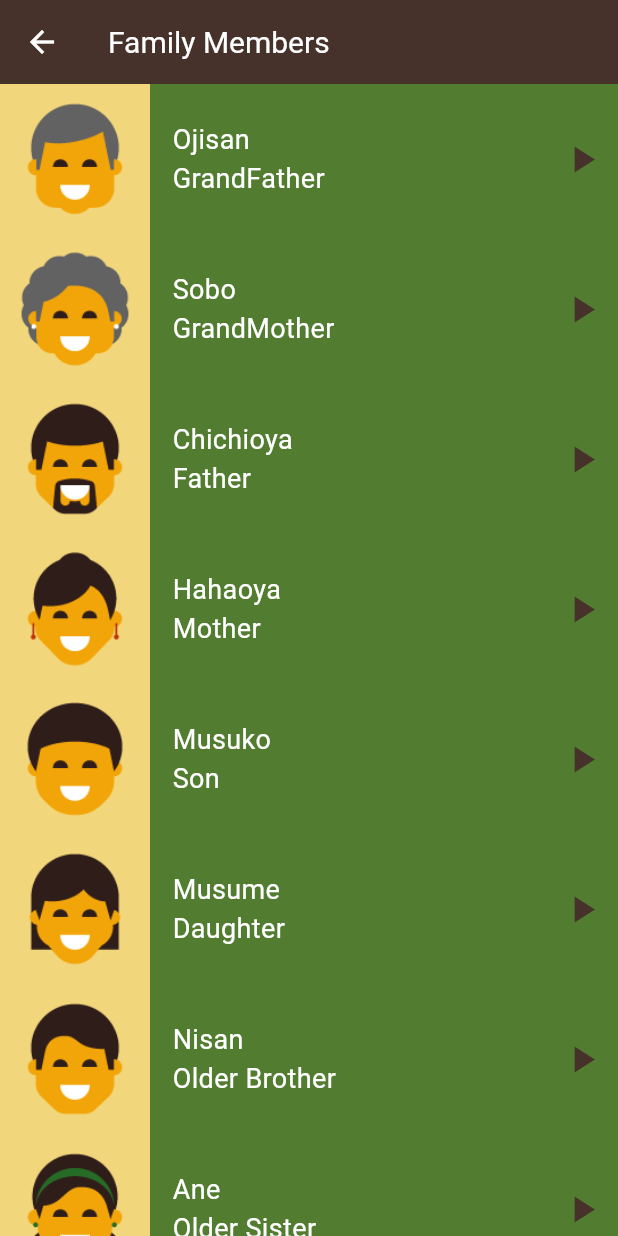
After one commit to Zeina6699/Japaness_Language_Learning_App-toku-, a Flutter app: the FamilyMembersScreen screen opened by its route, after a tap on the "play arrow" icon, on a phone screen of 412 x 824 dp. The commit adds this screen. Run offline on Flutter 3.47's test engine with Material 3 defaults, Android fonts, the phone set to English and light mode, and no system bars; our stand-ins replace audioplayers.

Commit message:
Create Family_Members Screen

```diff
--- /dev/null
+++ b/lib/Models/Family_Model.dart
@@ -0,0 +1,9 @@
+class FamilyModel {
+  final String image;
+  final String title1;
+  final String title2;
+  final String sound;
+
+  FamilyModel({required this.image, required this.title1, required this.title2,required this.sound});
+
+}
--- /dev/null
+++ b/lib/Screens/Family_Members_Screen.dart
@@ -0,0 +1,37 @@
+import 'package:flutter/material.dart';
+import 'package:toku/Models/Family_Model.dart';
+import 'package:toku/Widgets/Custom_Text.dart';
+import 'package:toku/Widgets/Custom_Family_Members_Container.dart';
+
+class FamilyMembersScreen extends StatelessWidget {
+  FamilyMembersScreen({super.key});
+
+  List<FamilyModel> familyModelList=[
+    FamilyModel(image:'assets/images/family_members/family_grandfather.png', title1:'Ojisan', title2: 'GrandFather',sound:'grand father.wav' ),
+    FamilyModel(image:'assets/images/family_members/family_grandmother.png', title1:'Sobo', title2: 'GrandMother',sound: 'grand mother.wav'),
+    FamilyModel(image: 'assets/images/family_members/family_father.png', title1:'Chichioya', title2:'Father',sound: 'father.wav'),
+    FamilyModel(image:'assets/images/family_members/family_mother.png', title1:'Hahaoya', title2: 'Mother',sound: 'mother.wav'),
+    FamilyModel(image:'assets/images/family_members/family_son.png', title1:'Musuko', title2: 'Son',sound: 'son.wav'),
+    FamilyModel(image:'assets/images/family_members/family_daughter.png', title1:'Musume', title2: 'Daughter',sound:'daughter.wav') ,
+    FamilyModel(image: 'assets/images/family_members/family_older_brother.png', title1: 'Nisan', title2: 'Older Brother',sound: 'older brother.wav'),
+    FamilyModel(image: 'assets/images/family_members/family_older_sister.png', title1: 'Ane', title2: 'Older Sister',sound: 'older sister.wav'),
+    FamilyModel(image: 'assets/images/family_members/family_younger_brother.png', title1: 'Ototo', title2: 'Younger Brother',sound: 'younger brother.wav'),
+    FamilyModel(image: 'assets/images/family_members/family_younger_sister.png', title1: 'Imoto', title2: 'Younger Sister',sound: 'younger sister.wav'),
+  ];
+
+  @override
+  Widget build(BuildContext context) {
+    return Scaffold(
+      appBar: AppBar(
+        iconTheme:const IconThemeData(color: Colors.white),
+        backgroundColor: const Color(0xff46322B),
+        title: CustomText(text: 'Family Members',color: Colors.white,fontSize:20),
+      ),
+      body:ListView.builder(
+        itemCount:familyModelList.length ,
+        itemBuilder: (context,index){
+     return CustomFamilyMembersContainer(familyModel:familyModelList[index] );
+      //CustomFamilyMembersContainer(context),
+   } ));
+  }
+}
--- a/lib/Screens/Home_Screen.dart
+++ b/lib/Screens/Home_Screen.dart
@@ -18,7 +18,7 @@ class HomeScreen extends StatelessWidget {
 body:Column(
   children: [
     CustomContainer(color:const Color(0xffEF9235),onTap:(){Navigator.pushNamed(context,'/numbers');} ,text:'Numbers' ),
-    const CustomContainer(color: Color.fromARGB(255, 111, 185, 58), text:'Family Numbers'),
+    CustomContainer(color:const  Color(0xff527D31), text:'Family Members',onTap:(){Navigator.pushNamed(context, '/family');},),
     const CustomContainer(color: Color(0xff7D40A2), text: 'Colors'),
     const CustomContainer(color:Color(0xff51B0D5), text:"Phrases")
 
--- /dev/null
+++ b/lib/Widgets/Custom_Family_Members_Container.dart
@@ -0,0 +1,51 @@
+import 'package:flutter/material.dart';
+import 'package:toku/Models/Family_Model.dart';
+import 'package:toku/Screens/Family_Members_Screen.dart';
+import 'package:toku/Widgets/Custom_Text.dart';
+import 'package:audioplayers/audioplayers.dart';
+
+class CustomFamilyMembersContainer extends StatefulWidget {
+ const CustomFamilyMembersContainer({
+  required this.familyModel,
+    super.key,
+  });
+final FamilyModel familyModel;
+
+  @override
+  State<CustomFamilyMembersContainer> createState() => _CustomFamilyMembersContainerState();
+}
+
+class _CustomFamilyMembersContainerState extends State<CustomFamilyMembersContainer> {
+  @override
+  Widget build(BuildContext context) {
+    return Container(
+        color:const  Color(0xff527D31),
+        child: Row(
+          children: [
+            Container (color:  const Color.fromARGB(255, 242, 214, 123), height: 100, child: Image.asset(widget.familyModel.image)),
+            Padding(
+              padding: const EdgeInsets.only(left: 15),
+              child: Column(
+                crossAxisAlignment: CrossAxisAlignment.start,
+                children:[
+                CustomText(text:widget.familyModel.title1,color: Colors.white,fontSize:18,),
+                CustomText(text:widget.familyModel.title2,color: Colors.white,fontSize: 18,),
+
+              ]),
+            ),
+            const  Spacer(),
+            IconButton(
+                 onPressed: ()async{
+              try{
+           final player = AudioPlayer();
+        player.audioCache = AudioCache(prefix: 'assets/sounds/family_members/');
+        await player.play(AssetSource(widget.familyModel.sound));
+            }
+            catch(e){print(e);}},
+               icon:const Icon( Icons.play_arrow,size: 30,color: Color(0xff46322B)))
+
+          ],
+        ),
+      );
+    }
+}
--- a/lib/main.dart
+++ b/lib/main.dart
@@ -1,4 +1,5 @@
 import 'package:flutter/material.dart';
+import 'package:toku/Screens/Family_Members_Screen.dart';
 import 'package:toku/Screens/Home_Screen.dart';
 import 'package:toku/Screens/Numbers_Screen.dart';
 
@@ -17,6 +18,6 @@ class MyApp extends StatelessWidget {
       routes:{
         '/home':(context)=>const HomeScreen(),
         '/numbers':(context)=>NumbersScreen(),
-
+        '/family':(context)=>FamilyMembersScreen()
       },
     initialRoute:'/home');}}
--- a/pubspec.yaml
+++ b/pubspec.yaml
@@ -58,6 +58,8 @@ flutter:
     - assets/images/colors/
     - assets/sounds/numbers/
     - assets/sounds/colors/
+    - assets/sounds/family_members/
+
   # An image asset can refer to one or more resolution-specific "variants", see
   # https://flutter.dev/to/resolution-aware-images
   # For details regarding adding assets from package dependencies, see
```
Also changed, not shown: 4 other files.
